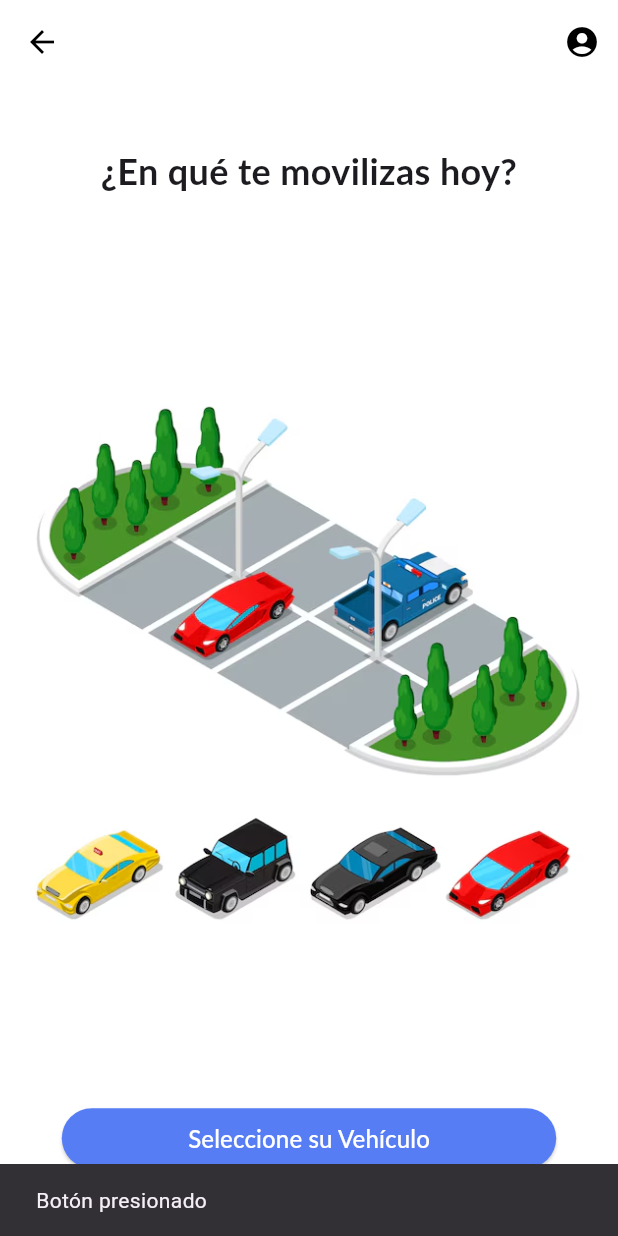
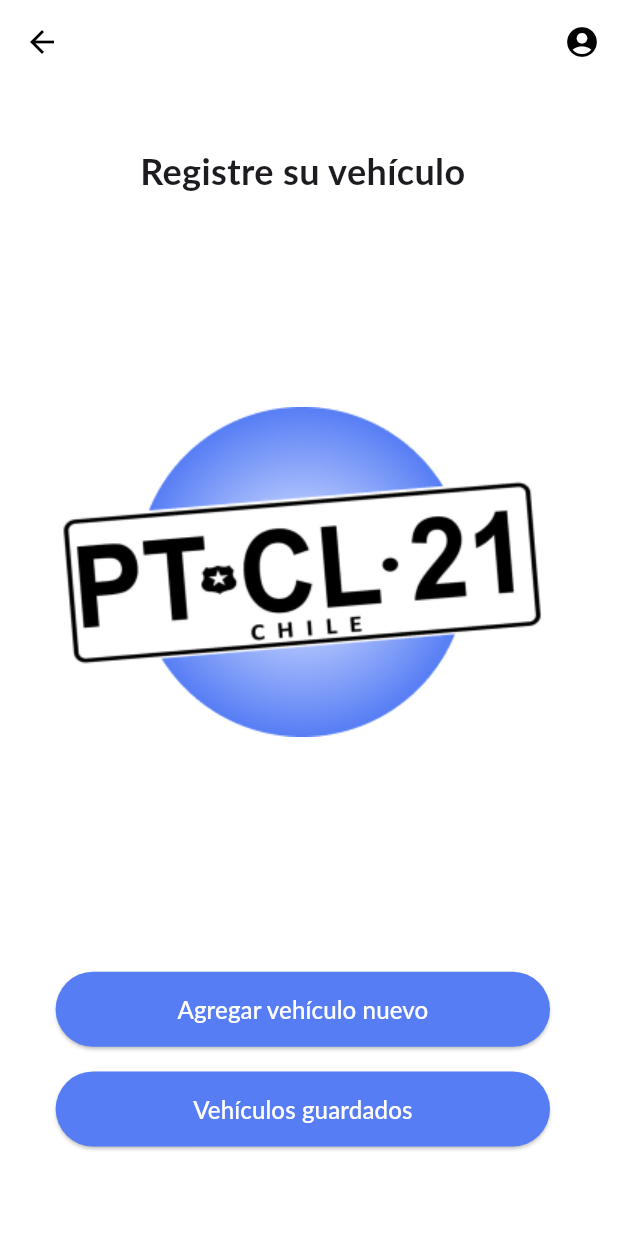
Before and after one commit to MassimoLarger/Projecto-Estacionamiento, a Flutter app: the CarSelectionWidget screen opened directly, after a tap on "Seleccione su Vehículo", on a phone screen of 412 x 824 dp. Run offline on Flutter 3.47's test engine with Material 3 defaults, Android fonts, the light colour scheme and no system bars; our stand-ins replace google_fonts; Roboto replaces fonts that are missing (Lato).

Commit message:
Actualizaciones Screen

```diff
--- a/vistas/app_movil/lib/pantallas/movilizacion.dart
+++ b/vistas/app_movil/lib/pantallas/movilizacion.dart
@@ -1,4 +1,5 @@
 import 'package:flutter/material.dart';
+import 'registrar_vehiculo.dart';
 
 class CarSelectionWidget extends StatelessWidget {
   const CarSelectionWidget({super.key});
@@ -24,7 +25,7 @@ class CarSelectionWidget extends StatelessWidget {
             },
           ),
         ],
-        backgroundColor: Colors.white,
+        backgroundColor: const Color.fromRGBO(255, 255, 255, 1),
         elevation: 0,
       ),
       body: Column(
@@ -54,7 +55,10 @@ class CarSelectionWidget extends StatelessWidget {
               width: screenWidth * 0.9, // Button width set to 90% of screen width
               child: ElevatedButton(
                 onPressed: () {
-                  ScaffoldMessenger.of(context).showSnackBar(const SnackBar(content: Text("Botón presionado")));
+                  Navigator.push(
+                    context,
+                    MaterialPageRoute(builder: (context) => const RegisterVehiclePage()),
+                  );
                 },
                 style: ElevatedButton.styleFrom(
                   backgroundColor: const Color(0xFF567DF4),
--- /dev/null
+++ b/vistas/app_movil/lib/pantallas/registrar_vehiculo.dart
@@ -0,0 +1,94 @@
+import 'package:flutter/material.dart';
+
+class RegisterVehiclePage extends StatelessWidget {
+  const RegisterVehiclePage({super.key});
+
+  @override
+  Widget build(BuildContext context) {
+    // Obtener las dimensiones de la pantalla para un diseño responsivo
+    var screenWidth = MediaQuery.of(context).size.width;
+    var screenHeight = MediaQuery.of(context).size.height;
+
+    return Scaffold(
+      backgroundColor: Colors.white,
+      appBar: AppBar(
+        leading: IconButton(
+          icon: const Icon(Icons.arrow_back, color: Colors.black),
+          onPressed: () => Navigator.of(context).pop(),
+        ),
+        actions: [
+          IconButton(
+            icon: const Icon(Icons.account_circle, color: Colors.black),
+            onPressed: () {
+              // Placeholder for functionality
+            },
+          ),
+        ],
+        backgroundColor: const Color.fromRGBO(255, 255, 255, 1),
+        elevation: 0,
+      ),
+      body: SingleChildScrollView( // Removed Center to control padding more effectively
+        child: Padding(
+          padding: EdgeInsets.only(
+            top: screenHeight * 0.05, // Reduced top padding significantly
+            left: screenWidth * 0.09,
+            right: screenWidth * 0.09,
+          ),
+          child: Column(
+            mainAxisAlignment: MainAxisAlignment.start, // Align items to the start of the column
+            crossAxisAlignment: CrossAxisAlignment.center, // Center alignment horizontally
+            children: <Widget>[
+              const Text(
+                'Registre su vehículo',
+                style: TextStyle(
+                  fontFamily: 'Lato',
+                  fontSize: 24,
+                  fontWeight: FontWeight.bold,
+                ),
+                textAlign: TextAlign.center,
+              ),
+              SizedBox(height: screenHeight * 0.17), // Adjust space between title and image
+              Image.asset('assets/images/imagen5.png', fit: BoxFit.contain),
+              SizedBox(height: screenHeight * 0.19), // Adjust space between image and buttons
+              ElevatedButton(
+                onPressed: () {
+                  // Placeholder for functionality
+                },
+                style: ElevatedButton.styleFrom(
+                  backgroundColor: const Color(0xFF567DF4),
+                  padding: EdgeInsets.symmetric(vertical: screenHeight * 0.01), // Adjust vertical padding
+                  minimumSize: Size(screenWidth * 0.8, 50), // Set minimum size for button
+                  shape: RoundedRectangleBorder(
+                    borderRadius: BorderRadius.circular(27.5)
+                  ),
+                ),
+                child: const Text(
+                  'Agregar vehículo nuevo',
+                  style: TextStyle(fontSize: 16, fontFamily: 'Lato', color: Colors.white),
+                ),
+              ),
+              SizedBox(height: screenHeight * 0.02), // Space between buttons
+              ElevatedButton(
+                onPressed: () {
+                  // Placeholder for functionality
+                },
+                style: ElevatedButton.styleFrom(
+                  backgroundColor: const Color(0xFF567DF4),
+                  padding: EdgeInsets.symmetric(vertical: screenHeight * 0.01), // Adjust vertical padding
+                  minimumSize: Size(screenWidth * 0.8, 50), // Set minimum size for button
+                  shape: RoundedRectangleBorder(
+                    borderRadius: BorderRadius.circular(27.5)
+                  ),
+                ),
+                child: const Text(
+                  'Vehículos guardados',
+                  style: TextStyle(fontSize: 16, fontFamily: 'Lato', color: Colors.white),
+                ),
+              ),
+            ],
+          ),
+        ),
+      ),
+    );
+  }
+}
--- a/vistas/app_movil/pubspec.yaml
+++ b/vistas/app_movil/pubspec.yaml
@@ -60,6 +60,7 @@ flutter:
     - assets/images/logo.png
     - assets/images/foto1.png
     - assets/images/imagen4.png
+    - assets/images/imagen5.png
 
   #fonts:
     #- family: Monoton
```
Also changed, not shown: vistas/app_movil/assets/images/imagen5.png (added).
